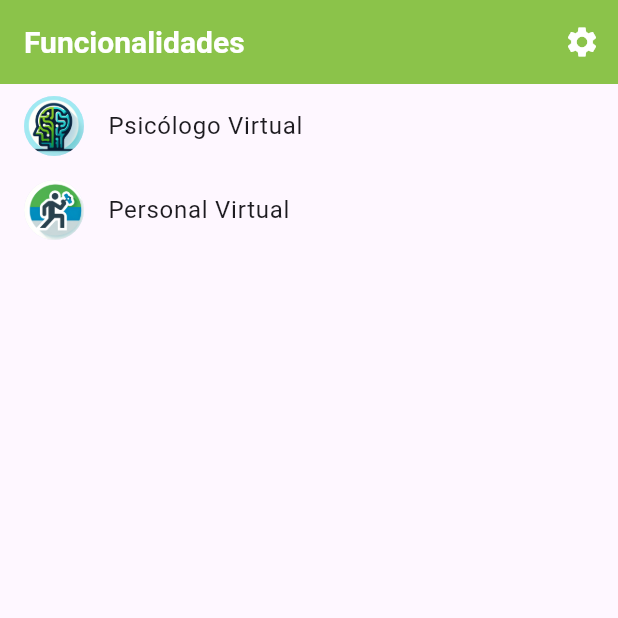
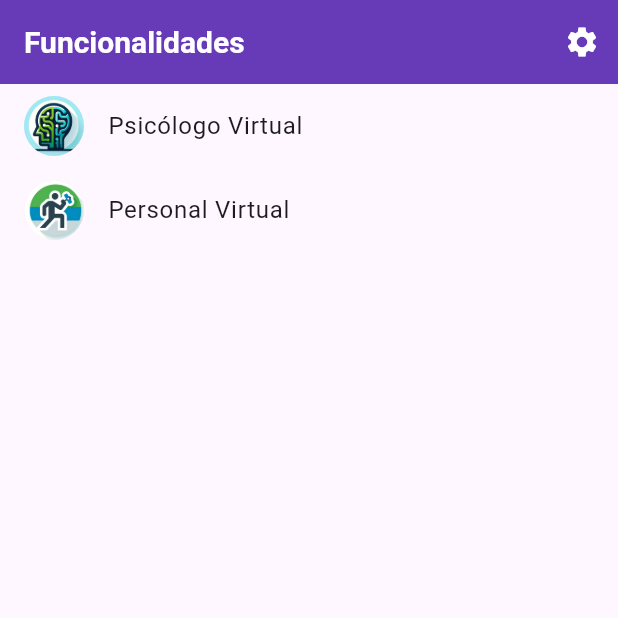
Before and after one commit to clairtonluz/Aplicativo-com-Chat-GPT., a Flutter app: the screen it shows after launch, on a phone screen of 412 x 824 dp, the top half of it. Run offline on Flutter 3.47's test engine with Material 3 defaults, Android fonts, the phone set to English and light mode, and no system bars; missing offline and left inert: dart_openai; generated files the repository leaves out were written again.

Commit message:
ajuste no thema

```diff
--- a/lib/src/app.dart
+++ b/lib/src/app.dart
@@ -59,9 +59,9 @@ class MyApp extends StatelessWidget {
           // preferred ThemeMode (light, dark, or system default) from the
           // SettingsController to display the correct theme.
           theme: ThemeData(
-            primarySwatch: Colors.lightGreen,
+            primarySwatch: Colors.deepPurple,
             appBarTheme: const AppBarTheme(
-              backgroundColor: Colors.lightGreen,
+              backgroundColor: Colors.deepPurple,
               titleTextStyle: TextStyle(
                 color: Colors.white,
                 fontSize: 20,
```
